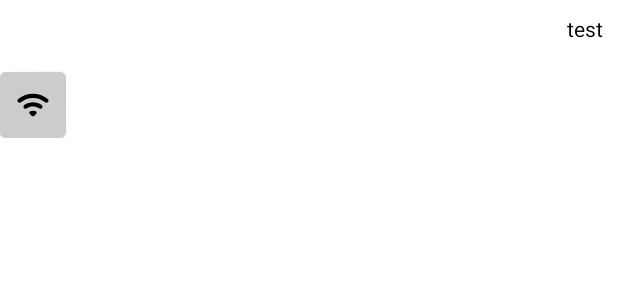
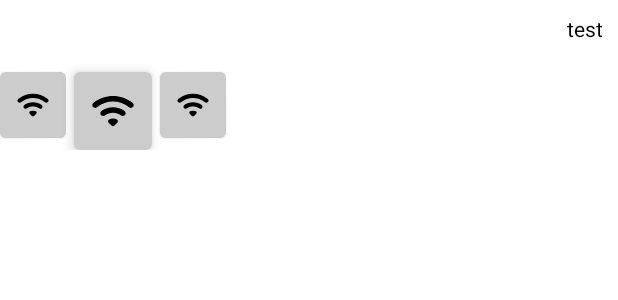
Before and after one commit to Gerard98-Mobile/Remote-Control-PC, an Android app built with Jetpack Compose: the @Preview function ButtonsPreview, on a phone screen of 412 x 824 dp. Shown: the top 300 px of the screen. Run offline under Robolectric (Android 15) with nearby library versions, the phone set to English and light mode, and no system bars.

Commit message:
client - change ui to show user which menu item button is selected

```diff
--- a/client/app/src/main/java/pl/gg/client/ui/base/Buttons.kt
+++ b/client/app/src/main/java/pl/gg/client/ui/base/Buttons.kt
@@ -34,9 +34,25 @@ fun ButtonsPreview() = Column {
         icon = R.drawable.ic_wifi
     ) { }
 
-    CardIconButton(
-        icon = R.drawable.ic_wifi
-    ) {}
+    Row {
+        CardIconButton(
+            icon = R.drawable.ic_wifi
+        ) {}
+
+        Spacer(Modifier.width(5.dp))
+
+        CardIconButton(
+            icon = R.drawable.ic_wifi,
+            selected = true
+        ) {}
+
+        Spacer(Modifier.width(5.dp))
+
+        CardIconButton(
+            icon = R.drawable.ic_wifi
+        ) {}
+    }
+
 }
 
 @OptIn(ExperimentalMaterialApi::class)
@@ -83,18 +99,20 @@ fun CardIconButton(
     @DrawableRes icon: Int,
     modifier: Modifier = Modifier,
     backgroundColor: Color = Color.LightGray,
+    selected: Boolean = false,
     onClick: () -> Unit,
 ) {
     Card(
         modifier = modifier.clickable(onClick = onClick),
-        backgroundColor = backgroundColor
+        backgroundColor = backgroundColor,
+        elevation = if (selected) 5.dp else 1.dp
     ) {
         Image(
             painterResource(id = icon),
             null,
             modifier = Modifier
                 .padding(10.dp)
-                .size(24.dp),
+                .size(if (selected) 32.dp else 24.dp),
         )
     }
 }
--- a/client/app/src/main/java/pl/gg/client/ui/views/home/HomeMenuItem.kt
+++ b/client/app/src/main/java/pl/gg/client/ui/views/home/HomeMenuRow.kt
@@ -56,14 +56,16 @@ fun HomeMenuRow(
 ) {
     Row(
         modifier = Modifier.fillMaxWidth(),
-        horizontalArrangement = Arrangement.Center
+        horizontalArrangement = Arrangement.Center,
+        verticalAlignment = Alignment.CenterVertically
     ) {
         val modifier = Modifier.padding(2.dp)
         HomeMenuItem.entries.forEach {
             CardIconButton(
                 icon = it.icon,
                 modifier = modifier,
-                onClick = { it.onClick(viewModel, it) }
+                onClick = { it.onClick(viewModel, it) },
+                selected = state.selectedMenuItem == it
             )
         }
     }
```
